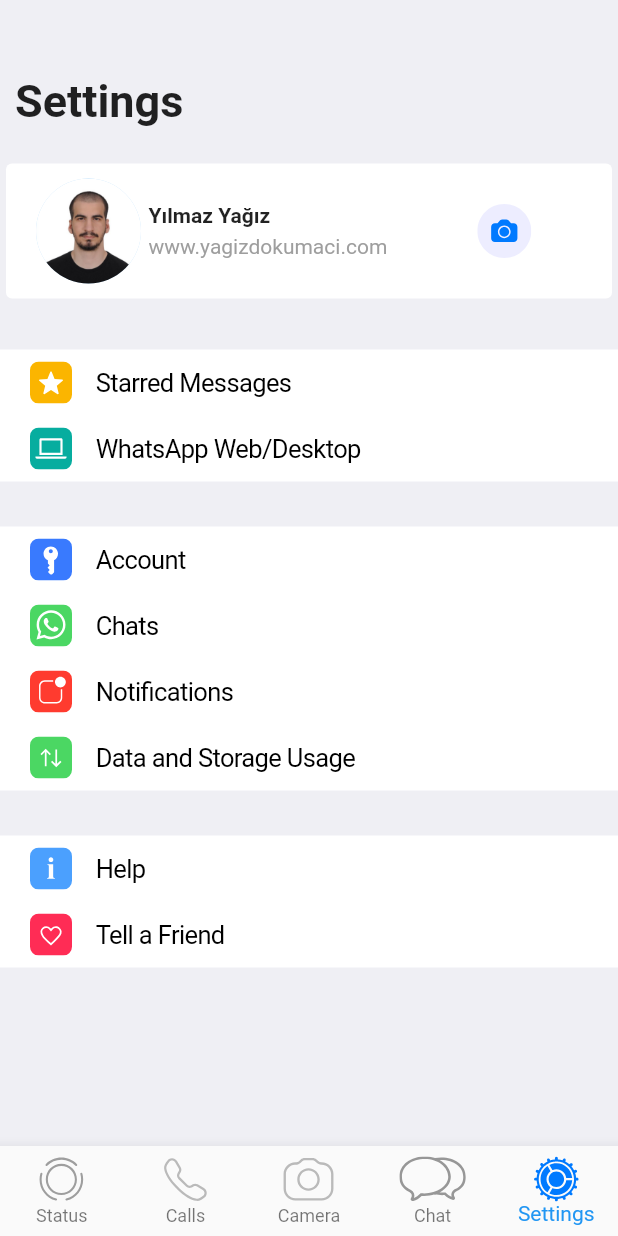
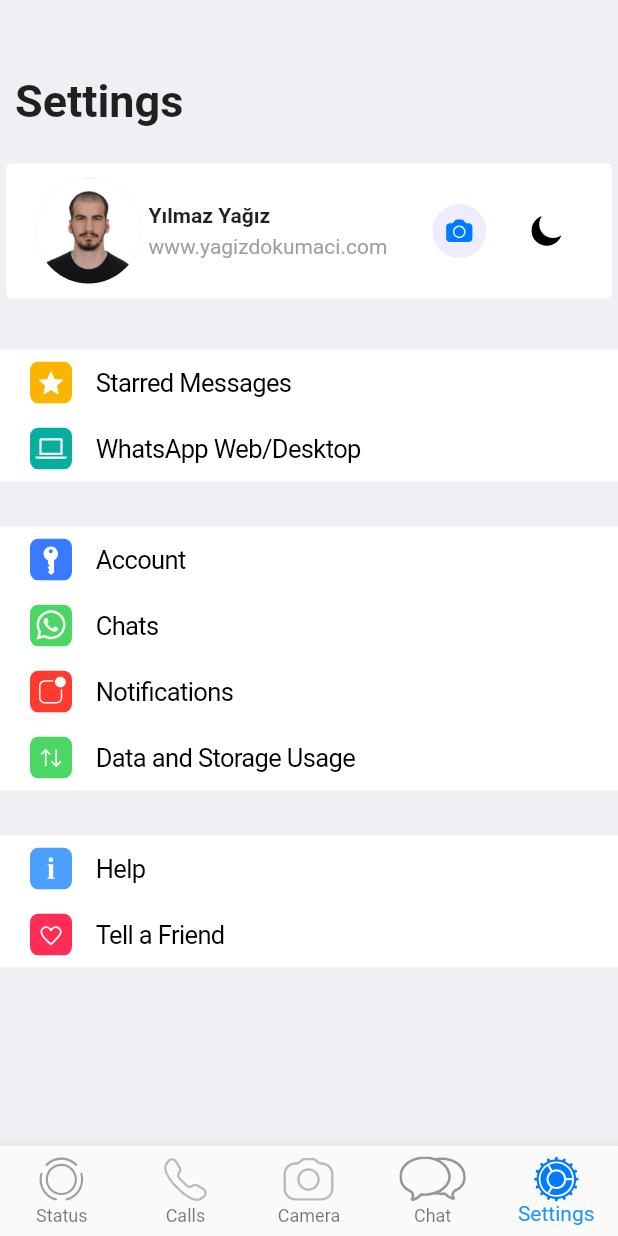
Before and after one commit to yagizdo/flutter_whatsapp_clone, a Flutter app: the screen it shows after launch, item 5 of the bottom bar chosen, on a phone screen of 412 x 824 dp. Run offline on Flutter 3.47's test engine with Material 2 defaults, Android fonts, the light colour scheme and no system bars; our stand-ins replace flutter_slidable, flutter_svg, hexcolor, shared_preferences, toggle_switch; missing offline and left inert: cupertino_list_tile.

Commit message:
Added dark mode button on settings screen |Removed old dark mode codes

```diff
--- a/lib/Providers/theme_provider.dart
+++ b/lib/Providers/theme_provider.dart
@@ -7,7 +7,7 @@
   SharedPreferences? sharedPreferences;
 
   final darkTheme = ThemeData(
-    // Text color
+    // Text and Icon color
     secondaryHeaderColor: Colors.white,
     dividerTheme: DividerThemeData(color: Colors.grey),
     cardTheme: CardTheme(color: HexColor('#1c1c1e'), elevation: 0),
@@ -48,7 +48,7 @@
           color: HexColor('#EFEFF4'),
           titleTextStyle: TextStyle(color: Colors.black, fontSize: 16)),
       brightness: Brightness.light,
-      iconTheme: const IconThemeData(color: Colors.white),
+      iconTheme: const IconThemeData(color: Colors.black),
       scaffoldBackgroundColor: HexColor('#EFEFF4'),
       textButtonTheme: TextButtonThemeData(
           style: TextButton.styleFrom(
--- a/lib/Screens/settings_screen.dart
+++ b/lib/Screens/settings_screen.dart
@@ -1,5 +1,5 @@
 import 'package:flutter/material.dart';
-import 'package:whatsapp_clone/Widgets/Settings%20Screen/settingst_title.dart';
+import 'package:whatsapp_clone/Widgets/Settings%20Screen/settings_title.dart';
 
 import '../Widgets/Settings Screen/setting_card.dart';
 
--- a/lib/Widgets/Settings Screen/settingst_title.dart
+++ b/lib/Widgets/Settings Screen/settings_title.dart
@@ -1,8 +1,7 @@
 import 'package:flutter/material.dart';
 import 'package:flutter_svg/svg.dart';
 import 'package:provider/provider.dart';
-
-import '../../Providers/theme_provider.dart';
+import 'package:whatsapp_clone/Providers/theme_provider.dart';
 
 class SettingsTitle extends StatelessWidget {
   const SettingsTitle({Key? key}) : super(key: key);
@@ -45,7 +44,13 @@
                 ),
               ),
               Padding(
-                padding: const EdgeInsets.only(left: 60.0),
+                padding: const EdgeInsets.only(left: 30.0),
+                child: GestureDetector(
+                    onTap: () {},
+                    child: SvgPicture.asset('lib/Assets/camerabuttonicon.svg')),
+              ),
+              Padding(
+                padding: const EdgeInsets.only(left: 30.0),
                 child:
                     Consumer<ThemeProvider>(builder: (context, theme, child) {
                   return GestureDetector(
@@ -56,8 +61,11 @@
                               : theme.setLightMode();
                         });
                       },
-                      child:
-                          SvgPicture.asset('lib/Assets/camerabuttonicon.svg'));
+                      child: SvgPicture.asset(
+                        'lib/Assets/darkmodeicon.svg',
+                        width: 20,
+                        color: Theme.of(context).secondaryHeaderColor,
+                      ));
                 }),
               ),
             ],
```
Also changed, not shown: lib/Screens/chatscreen.dart (+5 -15 lines), lib/Assets/darkmodeicon.svg (added).
